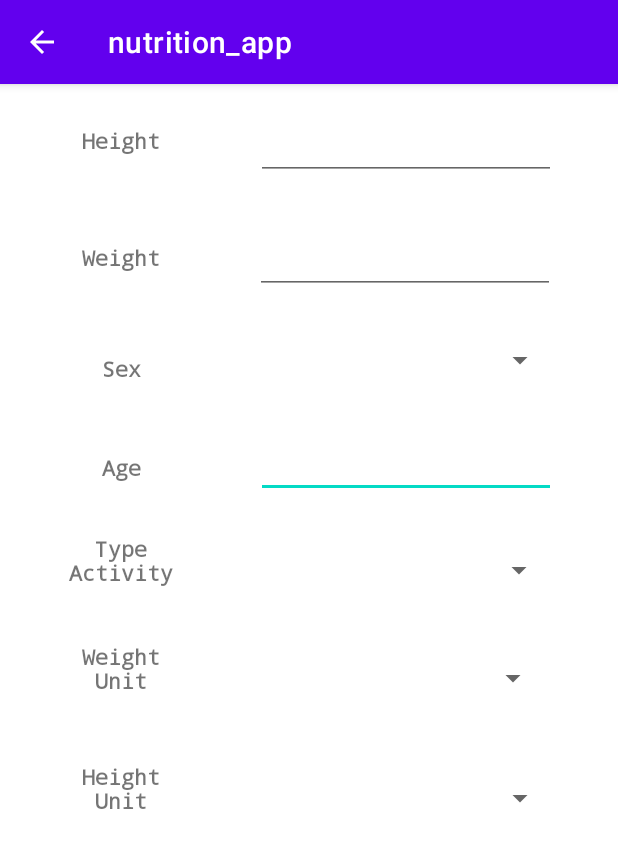
After one commit to BuiDien/nutrition_app, an Android app: the ConfigScreen screen opened directly, with no data from a screen before it, on a phone screen of 412 x 824 dp. The commit adds this screen. Shown: the top 848 px of the screen. Run offline under Robolectric (Android 15) with nearby library versions, the phone set to English and light mode, and no system bars.

Commit message:
add screen config for data.

```diff
--- a/app/src/main/AndroidManifest.xml
+++ b/app/src/main/AndroidManifest.xml
@@ -14,9 +14,17 @@
         android:theme="@style/Theme.Nutrition_app"
         tools:targetApi="31">
         <activity
+            android:name=".ConfigScreen"
+            android:exported="false"
+            android:parentActivityName=".MainActivity">
+            <meta-data
+                android:name="android.app.lib_name"
+                android:value="" />
+        </activity>
+        <activity
             android:name=".SecondActivity"
-            android:parentActivityName=".MainActivity"
-            android:exported="false">
+            android:exported="false"
+            android:parentActivityName=".MainActivity">
             <meta-data
                 android:name="android.app.lib_name"
                 android:value="" />
--- /dev/null
+++ b/app/src/main/java/com/example/nutrition_app/ConfigScreen.java
@@ -0,0 +1,15 @@
+package com.example.nutrition_app;
+
+import androidx.appcompat.app.AppCompatActivity;
+
+import android.os.Bundle;
+
+public class ConfigScreen extends AppCompatActivity {
+
+    @Override
+    protected void onCreate(Bundle savedInstanceState) {
+        super.onCreate(savedInstanceState);
+        setContentView(R.layout.activity_config_screen);
+        getSupportActionBar().setDisplayHomeAsUpEnabled(true);
+    }
+}
--- a/app/src/main/java/com/example/nutrition_app/MainActivity.java
+++ b/app/src/main/java/com/example/nutrition_app/MainActivity.java
@@ -23,17 +23,25 @@ import com.google.gson.stream.JsonReader;
 
 
 public class MainActivity extends AppCompatActivity {
-    Button button_back;
+    Button button_nutrition;
+    Button button_config;
     @Override
     protected void onCreate(Bundle savedInstanceState) {
         super.onCreate(savedInstanceState);
         setContentView(R.layout.activity_main);
 
-        button_back = findViewById(R.id.go_nutrition);
-        button_back.setOnClickListener(new View.OnClickListener(){
+        button_nutrition = findViewById(R.id.go_nutrition);
+        button_nutrition.setOnClickListener(new View.OnClickListener(){
             @Override
             public void onClick(View v){
                 startActivity(new Intent(MainActivity.this, SecondActivity.class));
+            }
+        });
+        button_config = findViewById(R.id.go_config);
+        button_config.setOnClickListener(new View.OnClickListener(){
+            @Override
+            public void onClick(View v){
+                startActivity(new Intent(MainActivity.this, ConfigScreen.class));
             }
         });
 
--- a/app/src/main/java/com/example/nutrition_app/nutrition.java
+++ b/app/src/main/java/com/example/nutrition_app/nutrition.java
@@ -16,7 +16,7 @@ public class nutrition {
     private double  weight;  // Unit KG
     private double  height;  // Uint Cm
     private int age;
-    private int type;
+    private int type; // type activity
     public nutrition(double height_input, double weight_input,int sex_input,int age_input,int type_input){
         weight = weight_input;
         height = height_input;
--- /dev/null
+++ b/app/src/main/res/layout/activity_config_screen.xml
@@ -0,0 +1,199 @@
+<?xml version="1.0" encoding="utf-8"?>
+<androidx.constraintlayout.widget.ConstraintLayout xmlns:android="http://schemas.android.com/apk/res/android"
+    xmlns:app="http://schemas.android.com/apk/res-auto"
+    xmlns:tools="http://schemas.android.com/tools"
+    android:layout_width="match_parent"
+    android:layout_height="match_parent"
+    tools:context=".ConfigScreen">
+
+    <Spinner
+        android:id="@+id/hunitspinner"
+        android:layout_width="200dp"
+        android:layout_height="48dp"
+        android:layout_marginTop="32dp"
+        android:layout_marginEnd="12dp"
+        app:layout_constraintEnd_toEndOf="parent"
+        app:layout_constraintHorizontal_bias="0.623"
+        app:layout_constraintStart_toEndOf="@+id/typetext3"
+        app:layout_constraintTop_toBottomOf="@+id/wunitspinner"
+        tools:ignore="SpeakableTextPresentCheck" />
+
+    <TextView
+        android:id="@+id/typetext3"
+        android:layout_width="82dp"
+        android:layout_height="48dp"
+        android:layout_marginStart="40dp"
+        android:layout_marginTop="32dp"
+        android:fontFamily="monospace"
+        android:text="@string/height_unit"
+        android:textAlignment="center"
+        android:textStyle="bold"
+        app:layout_constraintStart_toStartOf="parent"
+        app:layout_constraintTop_toBottomOf="@+id/typetext2" />
+
+    <Spinner
+        android:id="@+id/wunitspinner"
+        android:layout_width="200dp"
+        android:layout_height="48dp"
+        android:layout_marginStart="44dp"
+        android:layout_marginTop="24dp"
+        android:layout_marginEnd="20dp"
+        app:layout_constraintEnd_toEndOf="parent"
+        app:layout_constraintHorizontal_bias="0.0"
+        app:layout_constraintStart_toEndOf="@+id/typetext2"
+        app:layout_constraintTop_toBottomOf="@+id/typespinner"
+        tools:ignore="SpeakableTextPresentCheck" />
+
+    <TextView
+        android:id="@+id/typetext2"
+        android:layout_width="82dp"
+        android:layout_height="48dp"
+        android:layout_marginStart="40dp"
+        android:layout_marginTop="24dp"
+        android:fontFamily="monospace"
+        android:text="@string/weight_unit"
+        android:textAlignment="center"
+        android:textStyle="bold"
+        app:layout_constraintStart_toStartOf="parent"
+        app:layout_constraintTop_toBottomOf="@+id/typetext" />
+
+    <Spinner
+        android:id="@+id/typespinner"
+        android:layout_width="200dp"
+        android:layout_height="48dp"
+        android:layout_marginStart="44dp"
+        android:layout_marginTop="24dp"
+        android:layout_marginEnd="20dp"
+        app:layout_constraintEnd_toEndOf="parent"
+        app:layout_constraintHorizontal_bias="0.16"
+        app:layout_constraintStart_toEndOf="@+id/typetext"
+        app:layout_constraintTop_toBottomOf="@+id/age_text"
+        tools:ignore="SpeakableTextPresentCheck" />
+
+    <EditText
+        android:id="@+id/age_text"
+        android:layout_width="200dp"
+        android:layout_height="48dp"
+        android:layout_marginStart="44dp"
+        android:layout_marginTop="20dp"
+        android:layout_marginEnd="20dp"
+        android:autofillHints=""
+        android:ems="10"
+        android:inputType="textPersonName"
+        app:layout_constraintEnd_toEndOf="parent"
+        app:layout_constraintHorizontal_bias="0.192"
+        app:layout_constraintStart_toEndOf="@+id/age"
+        app:layout_constraintTop_toBottomOf="@+id/sexspinner"
+        tools:ignore="SpeakableTextPresentCheck" />
+
+    <TextView
+        android:id="@+id/typetext"
+        android:layout_width="82dp"
+        android:layout_height="48dp"
+        android:layout_marginStart="40dp"
+        android:layout_marginTop="24dp"
+        android:fontFamily="monospace"
+        android:text="@string/type_activity"
+        android:textAlignment="center"
+        android:textStyle="bold"
+        app:layout_constraintStart_toStartOf="parent"
+        app:layout_constraintTop_toBottomOf="@+id/age" />
+
+    <TextView
+        android:id="@+id/age"
+        android:layout_width="81dp"
+        android:layout_height="30dp"
+        android:layout_marginStart="40dp"
+        android:layout_marginTop="36dp"
+        android:fontFamily="monospace"
+        android:text="@string/age"
+        android:textAlignment="center"
+        android:textStyle="bold"
+        app:layout_constraintStart_toStartOf="parent"
+        app:layout_constraintTop_toBottomOf="@+id/sextext" />
+
+    <TextView
+        android:id="@+id/weighttextview"
+        android:layout_width="81dp"
+        android:layout_height="30dp"
+        android:layout_marginStart="40dp"
+        android:layout_marginTop="48dp"
+        android:fontFamily="monospace"
+        android:text="@string/weight"
+        android:textAlignment="center"
+        android:textStyle="bold"
+        app:layout_constraintStart_toStartOf="parent"
+        app:layout_constraintTop_toBottomOf="@+id/heighttextview" />
+
+    <EditText
+        android:id="@+id/height_text"
+        android:layout_width="200dp"
+        android:layout_height="48dp"
+        android:layout_marginStart="44dp"
+        android:layout_marginTop="16dp"
+        android:layout_marginEnd="20dp"
+        android:autofillHints=""
+        android:ems="10"
+        android:inputType="textPersonName"
+        app:layout_constraintEnd_toEndOf="parent"
+        app:layout_constraintHorizontal_bias="0.192"
+        app:layout_constraintStart_toEndOf="@+id/heighttextview"
+        app:layout_constraintTop_toTopOf="parent"
+        tools:ignore="SpeakableTextPresentCheck" />
+
+    <EditText
+        android:id="@+id/weight_text"
+        android:layout_width="200dp"
+        android:layout_height="48dp"
+        android:layout_marginStart="44dp"
+        android:layout_marginTop="28dp"
+        android:layout_marginEnd="20dp"
+        android:autofillHints=""
+        android:ems="10"
+        android:inputType="textPersonName"
+        app:layout_constraintEnd_toEndOf="parent"
+        app:layout_constraintHorizontal_bias="0.166"
+        app:layout_constraintStart_toEndOf="@+id/weighttextview"
+        app:layout_constraintTop_toBottomOf="@+id/height_text"
+        tools:ignore="SpeakableTextPresentCheck" />
+
+    <TextView
+        android:id="@+id/heighttextview"
+        android:layout_width="81dp"
+        android:layout_height="30dp"
+        android:layout_marginStart="40dp"
+        android:layout_marginTop="28dp"
+        android:fontFamily="monospace"
+        android:text="@string/height"
+        android:textAlignment="center"
+        android:textStyle="bold"
+        app:layout_constraintStart_toStartOf="parent"
+        app:layout_constraintTop_toTopOf="parent" />
+
+    <TextView
+        android:id="@+id/sextext"
+        android:layout_width="81dp"
+        android:layout_height="30dp"
+        android:layout_marginStart="40dp"
+        android:layout_marginTop="44dp"
+        android:fontFamily="monospace"
+        android:text="@string/sex"
+        android:textAlignment="center"
+        android:textStyle="bold"
+        app:layout_constraintStart_toStartOf="parent"
+        app:layout_constraintTop_toBottomOf="@+id/weighttextview" />
+
+    <Spinner
+        android:id="@+id/sexspinner"
+        android:layout_width="200dp"
+        android:layout_height="48dp"
+        android:layout_marginStart="44dp"
+        android:layout_marginTop="20dp"
+        android:layout_marginEnd="20dp"
+        app:layout_constraintEnd_toEndOf="parent"
+        app:layout_constraintHorizontal_bias="0.192"
+        app:layout_constraintStart_toEndOf="@+id/sextext"
+        app:layout_constraintTop_toBottomOf="@+id/weight_text"
+        tools:ignore="SpeakableTextPresentCheck" />
+
+</androidx.constraintlayout.widget.ConstraintLayout>
--- a/app/src/main/res/layout/activity_main.xml
+++ b/app/src/main/res/layout/activity_main.xml
@@ -6,23 +6,24 @@
     android:layout_height="match_parent"
     tools:context=".MainActivity">
 
-    <TextView
+    <Button
+        android:id="@+id/go_config"
         android:layout_width="wrap_content"
         android:layout_height="wrap_content"
-        android:text="Hello World!"
+        android:layout_marginStart="32dp"
+        android:layout_marginBottom="32dp"
+        android:text="@string/config"
         app:layout_constraintBottom_toBottomOf="parent"
-        app:layout_constraintEnd_toEndOf="parent"
-        app:layout_constraintStart_toStartOf="parent"
-        app:layout_constraintTop_toTopOf="parent" />
+        app:layout_constraintStart_toStartOf="parent" />
 
     <Button
         android:id="@+id/go_nutrition"
         android:layout_width="wrap_content"
         android:layout_height="wrap_content"
-        android:layout_marginStart="16dp"
-        android:layout_marginBottom="28dp"
+        android:layout_marginEnd="32dp"
+        android:layout_marginBottom="32dp"
         android:text="@string/nutrition"
         app:layout_constraintBottom_toBottomOf="parent"
-        app:layout_constraintStart_toStartOf="parent" />
+        app:layout_constraintEnd_toEndOf="parent" />
 
 </androidx.constraintlayout.widget.ConstraintLayout>
--- a/app/src/main/res/values/strings.xml
+++ b/app/src/main/res/values/strings.xml
@@ -2,4 +2,12 @@
     <string name="app_name">nutrition_app</string>
     <string name="nutrition">Nutrition</string>
     <string name="search">Search</string>
+    <string name="height">Height</string>
+    <string name="weight">Weight</string>
+    <string name="config">CONFIG</string>
+    <string name="weight_unit">Weight Unit</string>
+    <string name="type_activity">Type Activity</string>
+    <string name="height_unit">Height Unit</string>
+    <string name="age">Age</string>
+    <string name="sex">Sex</string>
 </resources>
```
